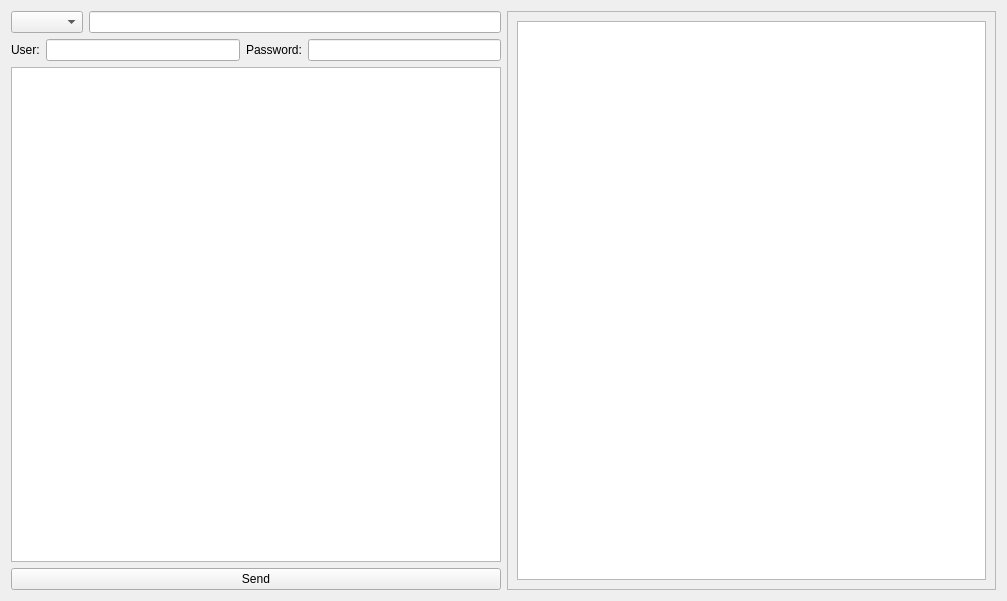
This is design.ui in DmitryK91/pyWSSE as Qt 5 draws it before an edit. The edited form follows.
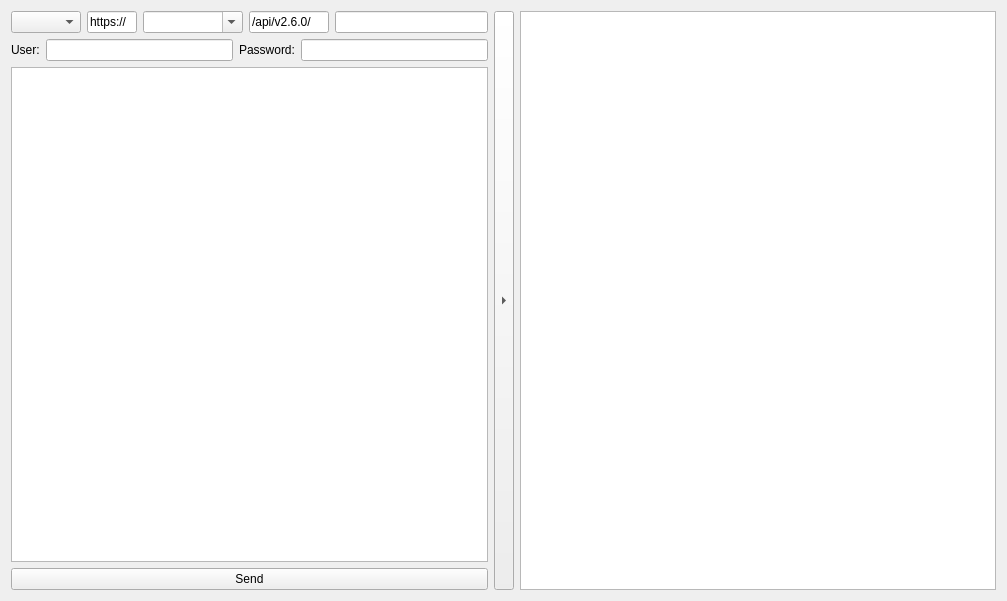
This is the edited form.

Commit message: визуальные изменения

Diff of the .ui file:
```diff
--- a/design.ui
+++ b/design.ui
@@ -32,15 +32,57 @@
       <item>
        <layout class="QHBoxLayout" name="horizontalLayout_5">
         <item>
-         <widget class="QComboBox" name="cbType"/>
+         <widget class="QComboBox" name="cbType">
+          <property name="maximumSize">
+           <size>
+            <width>70</width>
+            <height>16777215</height>
+           </size>
+          </property>
+         </widget>
         </item>
         <item>
-         <widget class="QLineEdit" name="leUri">
-          <property name="toolTip">
-           <string>&lt;html&gt;&lt;head/&gt;&lt;body&gt;&lt;p&gt;URI&lt;/p&gt;&lt;/body&gt;&lt;/html&gt;</string>
+         <widget class="QLineEdit" name="leDomen">
+          <property name="maximumSize">
+           <size>
+            <width>50</width>
+            <height>16777215</height>
+           </size>
           </property>
+          <property name="text">
+           <string>https://</string>
+          </property>
          </widget>
         </item>
+        <item>
+         <widget class="QComboBox" name="cbServer">
+          <property name="minimumSize">
+           <size>
+            <width>100</width>
+            <height>0</height>
+           </size>
+          </property>
+          <property name="editable">
+           <bool>true</bool>
+          </property>
+         </widget>
+        </item>
+        <item>
+         <widget class="QLineEdit" name="leVersion">
+          <property name="maximumSize">
+           <size>
+            <width>80</width>
+            <height>16777215</height>
+           </size>
+          </property>
+          <property name="text">
+           <string>/api/v2.6.0/</string>
+          </property>
+         </widget>
+        </item>
+        <item>
+         <widget class="QLineEdit" name="leAPI"/>
+        </item>
        </layout>
       </item>
       <item>
@@ -92,23 +134,27 @@
      </layout>
     </item>
     <item>
-     <widget class="QScrollArea" name="scrollArea">
-      <property name="autoFillBackground">
-       <bool>true</bool>
+     <widget class="QToolButton" name="btnExpand">
+      <property name="sizePolicy">
+       <sizepolicy hsizetype="Fixed" vsizetype="Expanding">
+        <horstretch>0</horstretch>
+        <verstretch>0</verstretch>
+       </sizepolicy>
       </property>
-      <property name="widgetResizable">
-       <bool>true</bool>
+      <property name="maximumSize">
+       <size>
+        <width>20</width>
+        <height>16777215</height>
+       </size>
       </property>
-      <widget class="QWidget" name="scrollAreaWidgetContents">
-       <property name="geometry">
-        <rect>
-         <x>0</x>
-         <y>0</y>
-         <width>487</width>
-         <height>577</height>
-        </rect>
-       </property>
-       <layout class="QHBoxLayout" name="horizontalLayout">
+      <property name="text">
+       <string>&gt;</string>
+      </property>
+      <property name="arrowType">
+       <enum>Qt::RightArrow</enum>
+      </property>
+     </widget>
+    </item>
         <item>
          <widget class="QTextEdit" name="teResult">
           <property name="font">
@@ -123,10 +169,6 @@
           <property name="readOnly">
            <bool>true</bool>
           </property>
-         </widget>
-        </item>
-       </layout>
-      </widget>
      </widget>
     </item>
    </layout>
```
Lines whose indentation alone changed are shown as unchanged. The commit also changes 2 other files.
